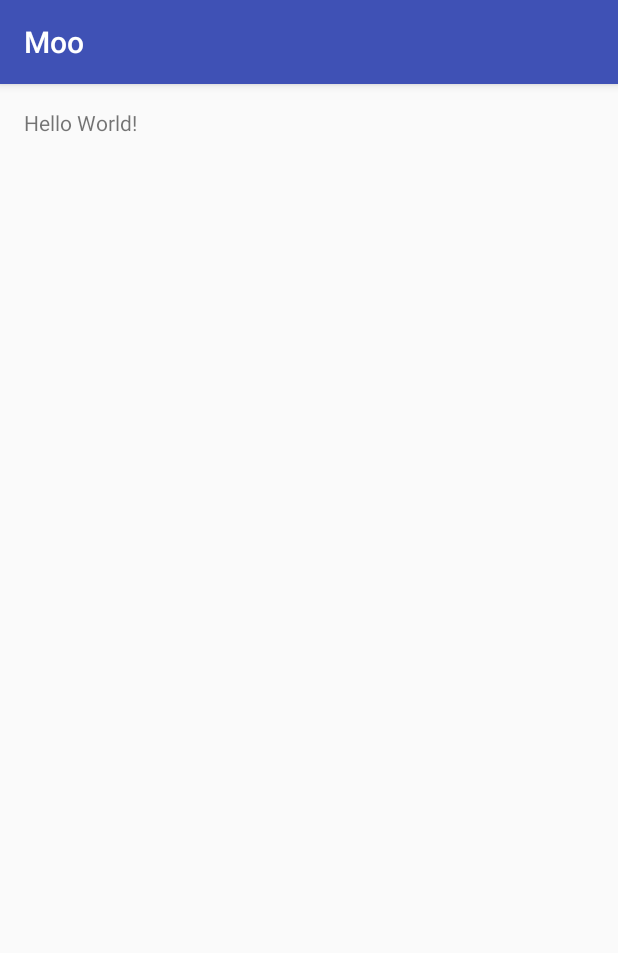
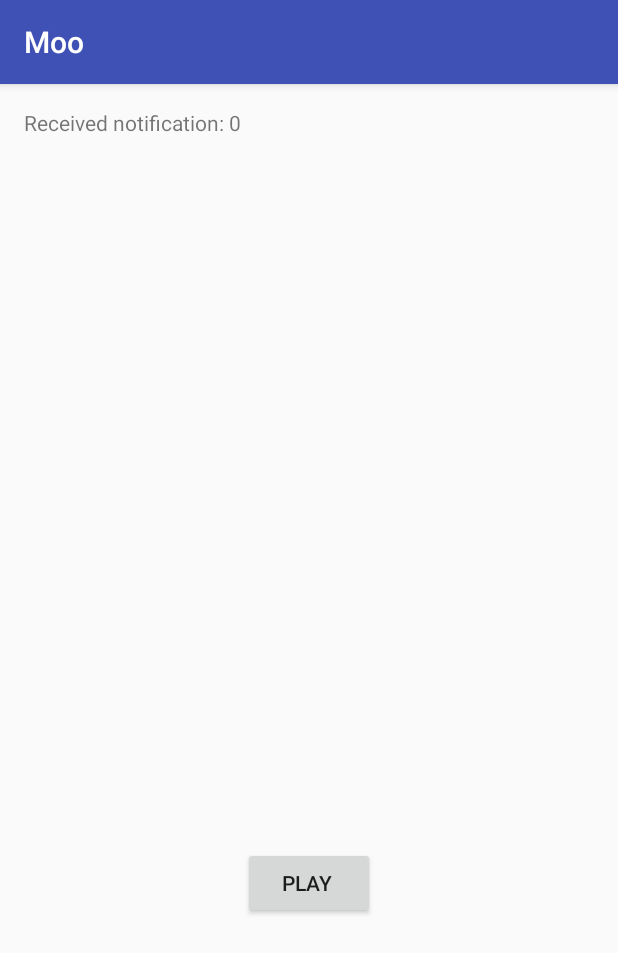
Before and after one commit to tiredpapi/Moo, an Android app: the screen it shows after launch (MainActivity), on a phone screen of 412 x 824 dp. Shown: the top 953 px of the screen. Run offline under Robolectric (Android 15) with nearby library versions, the phone set to English and light mode, and no system bars.

Commit message:
skeleton created

```diff
--- a/app/build.gradle
+++ b/app/build.gradle
@@ -25,5 +25,9 @@ dependencies {
         exclude group: 'com.android.support', module: 'support-annotations'
     })
     compile 'com.android.support:appcompat-v7:24.1.1'
+    compile 'com.google.firebase:firebase-core:9.6.1'
+    compile 'com.google.firebase:firebase-messaging:9.6.1'
     testCompile 'junit:junit:4.12'
 }
+
+apply plugin: 'com.google.gms.google-services'
--- a/app/src/main/AndroidManifest.xml
+++ b/app/src/main/AndroidManifest.xml
@@ -16,6 +16,12 @@
                 <category android:name="android.intent.category.LAUNCHER" />
             </intent-filter>
         </activity>
+        <service
+            android:name=".MyFirebaseMessageService">
+            <intent-filter>
+                <action android:name="com.google.firebase.MESSAGING_EVENT"/>
+            </intent-filter>
+        </service>
     </application>
 
 </manifest>
--- /dev/null
+++ b/app/src/main/java/com/tiredpapi/moo/LogTag.java
@@ -0,0 +1,10 @@
+package com.tiredpapi.moo;
+
+/**
+ * Created by michal on 12.10.16.
+ */
+
+public class LogTag {
+    public static final String LOG_TAG = "Mooo";
+    public static int number = 0;
+}
--- a/app/src/main/java/com/tiredpapi/moo/MainActivity.java
+++ b/app/src/main/java/com/tiredpapi/moo/MainActivity.java
@@ -1,13 +1,36 @@
 package com.tiredpapi.moo;
 
+import android.content.Context;
+import android.media.MediaPlayer;
 import android.support.v7.app.AppCompatActivity;
 import android.os.Bundle;
+import android.util.Log;
+import android.view.View;
+import android.widget.TextView;
 
 public class MainActivity extends AppCompatActivity {
+
+    TextView textView;
+
+    public void playButton(View view) {
+
+    }
 
     @Override
     protected void onCreate(Bundle savedInstanceState) {
         super.onCreate(savedInstanceState);
         setContentView(R.layout.activity_main);
+
+        Log.i(LogTag.LOG_TAG, "App started");
+
+        textView = (TextView) findViewById(R.id.textViewNumber);
+        textView.setText("Received notification: " + LogTag.number);
+    }
+
+    @Override
+    protected void onStart() {
+        super.onStart();
+
+        textView.setText("Received notification: " + LogTag.number);
     }
 }
--- a/app/src/main/res/layout/activity_main.xml
+++ b/app/src/main/res/layout/activity_main.xml
@@ -11,7 +11,27 @@
     tools:context="com.tiredpapi.moo.MainActivity">
 
     <TextView
+        android:text="Number:"
         android:layout_width="wrap_content"
         android:layout_height="wrap_content"
-        android:text="Hello World!" />
+        android:layout_alignParentTop="true"
+        android:layout_alignParentStart="true"
+        android:id="@+id/textViewNumber" />
+
+    <TextView
+        android:layout_width="wrap_content"
+        android:layout_height="wrap_content"
+        android:layout_below="@+id/textViewNumber"
+        android:layout_alignParentStart="true"
+        android:id="@+id/textViewMessage" />
+
+    <Button
+        android:text="play "
+        android:layout_width="wrap_content"
+        android:layout_height="wrap_content"
+        android:layout_alignParentBottom="true"
+        android:layout_centerHorizontal="true"
+        android:layout_marginBottom="195dp"
+        android:id="@+id/button2"
+        android:onClick="playButton"/>
 </RelativeLayout>
--- a/build.gradle
+++ b/build.gradle
@@ -6,6 +6,7 @@ buildscript {
     }
     dependencies {
         classpath 'com.android.tools.build:gradle:2.2.0'
+        classpath 'com.google.gms:google-services:3.0.0'
 
         // NOTE: Do not place your application dependencies here; they belong
         // in the individual module build.gradle files
```
Also changed, not shown: app/src/main/java/com/tiredpapi/moo/MyFirebaseMessageService.java (added, +28 -0 lines), 2 other files.
